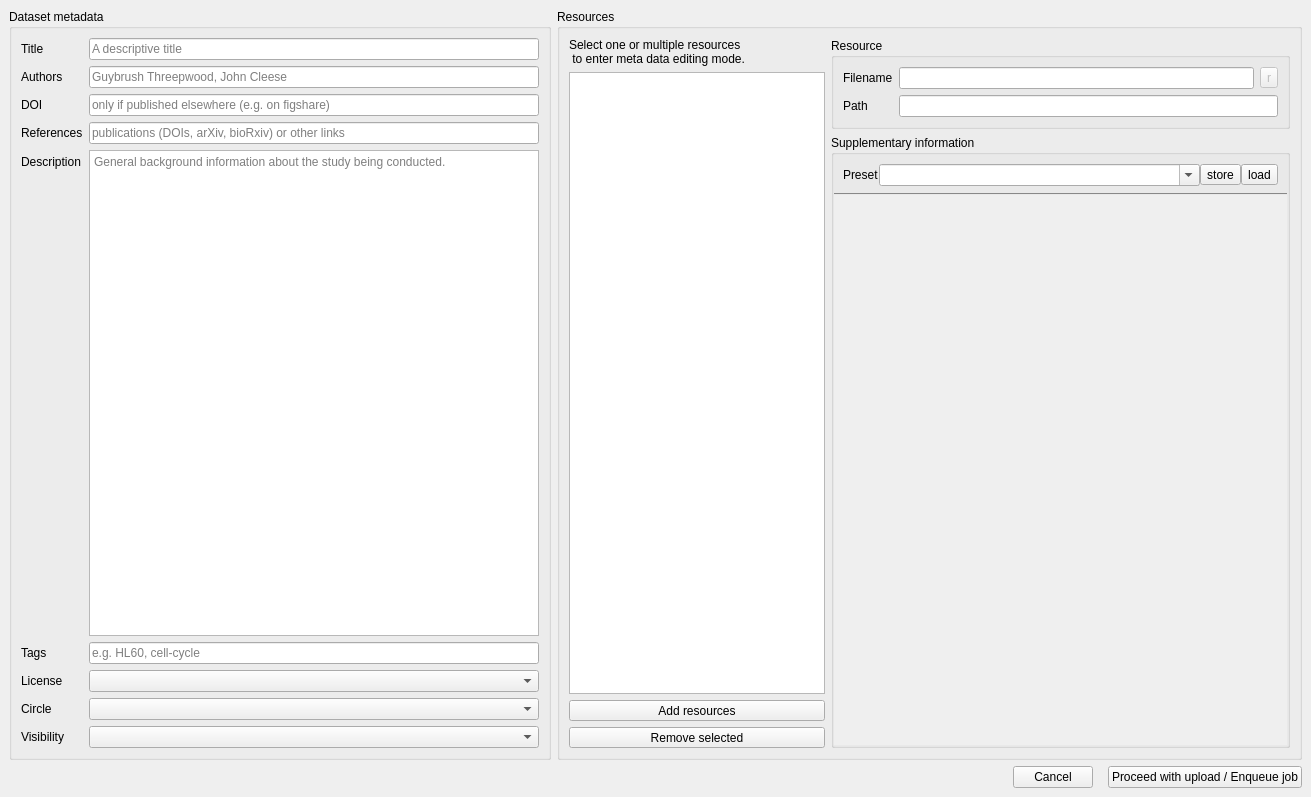
DCOR-dev/DCOR-Aid, file dcoraid/gui/upload/dlg_upload.ui: the form before one commit.
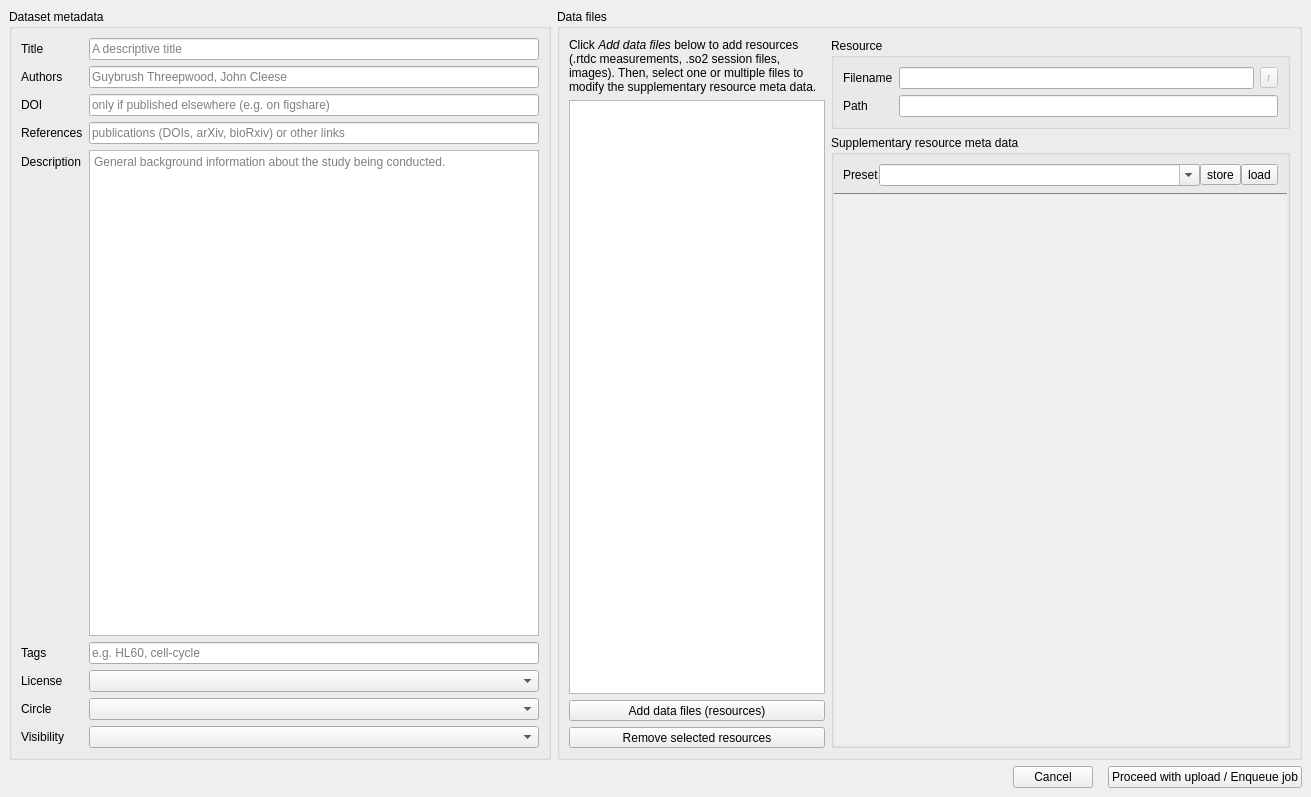
The form after the commit. Icons and pictures are not drawn. Custom widgets are drawn as their Qt base class.

Commit message: docs: improve user experience of upload interface

```diff
--- a/dcoraid/gui/upload/dlg_upload.ui
+++ b/dcoraid/gui/upload/dlg_upload.ui
@@ -210,7 +210,7 @@
          </sizepolicy>
         </property>
         <property name="title">
-         <string>Resources</string>
+         <string>Data files</string>
         </property>
         <layout class="QHBoxLayout" name="horizontalLayout">
          <item>
@@ -221,8 +221,10 @@
            <item>
             <widget class="QLabel" name="label_11">
              <property name="text">
-              <string>Select one or multiple resources
- to enter meta data editing mode.</string>
+              <string>&lt;html&gt;&lt;head/&gt;&lt;body&gt;&lt;p&gt;Click &lt;span style=&quot; font-style:italic;&quot;&gt;Add data files&lt;/span&gt; below to add resources (.rtdc measurements, .so2 session files, images). Then, select one or multiple files to modify the supplementary resource meta data.&lt;/p&gt;&lt;/body&gt;&lt;/html&gt;</string>
+             </property>
+             <property name="wordWrap">
+              <bool>true</bool>
              </property>
             </widget>
            </item>
@@ -251,7 +253,7 @@
               </sizepolicy>
              </property>
              <property name="text">
-              <string>Add resources</string>
+              <string>Add data files (resources)</string>
              </property>
             </widget>
            </item>
@@ -264,7 +266,7 @@
               </sizepolicy>
              </property>
              <property name="text">
-              <string>Remove selected</string>
+              <string>Remove selected resources</string>
              </property>
             </widget>
            </item>
@@ -354,7 +356,7 @@
               <item>
                <widget class="QGroupBox" name="groupBox_3">
                 <property name="title">
-                 <string>Supplementary information</string>
+                 <string>Supplementary resource meta data</string>
                 </property>
                 <layout class="QVBoxLayout" name="verticalLayout_7">
                  <property name="spacing">
```
The commit also changes 1 other file.
